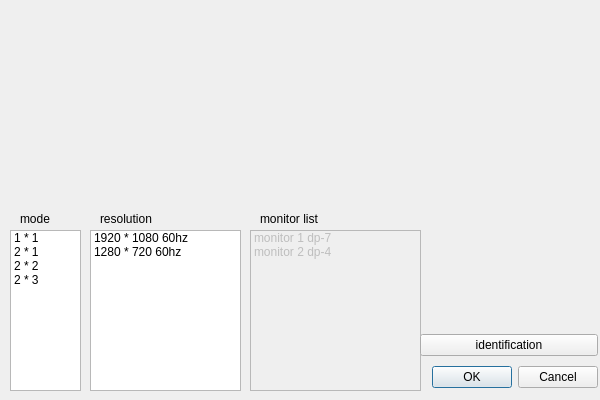
Before: the Qt Designer form common/displaycfgdialog.ui in MR-ACC/IDS-Client, drawn with Qt 5.
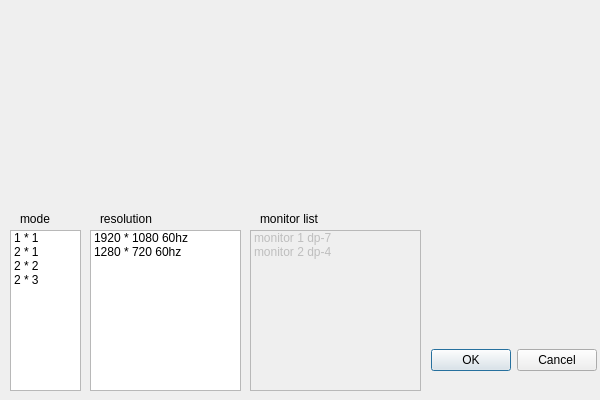
After: the same form once the commit is applied.

```diff
--- a/common/displaycfgdialog.ui
+++ b/common/displaycfgdialog.ui
@@ -141,25 +141,15 @@
     </rect>
    </property>
   </widget>
-  <widget class="QWidget" name="">
+  <widget class="QDialogButtonBox" name="displayCfgButtonBox">
    <property name="geometry">
     <rect>
-     <x>420</x>
-     <y>330</y>
-     <width>178</width>
-     <height>62</height>
+     <x>421</x>
+     <y>347</y>
+     <width>176</width>
+     <height>27</height>
     </rect>
    </property>
-   <layout class="QVBoxLayout" name="verticalLayout">
-    <item>
-     <widget class="QPushButton" name="pushButton_preview">
-      <property name="text">
-       <string>identification</string>
-      </property>
-     </widget>
-    </item>
-    <item>
-     <widget class="QDialogButtonBox" name="displayCfgButtonBox">
       <property name="orientation">
        <enum>Qt::Horizontal</enum>
       </property>
@@ -170,9 +160,6 @@
        <bool>false</bool>
       </property>
      </widget>
-    </item>
-   </layout>
-  </widget>
  </widget>
  <resources/>
  <connections>
```
Left out of the diff: 32 changed lines with no effect on the pictures. Lines whose indentation alone changed are shown as unchanged.
